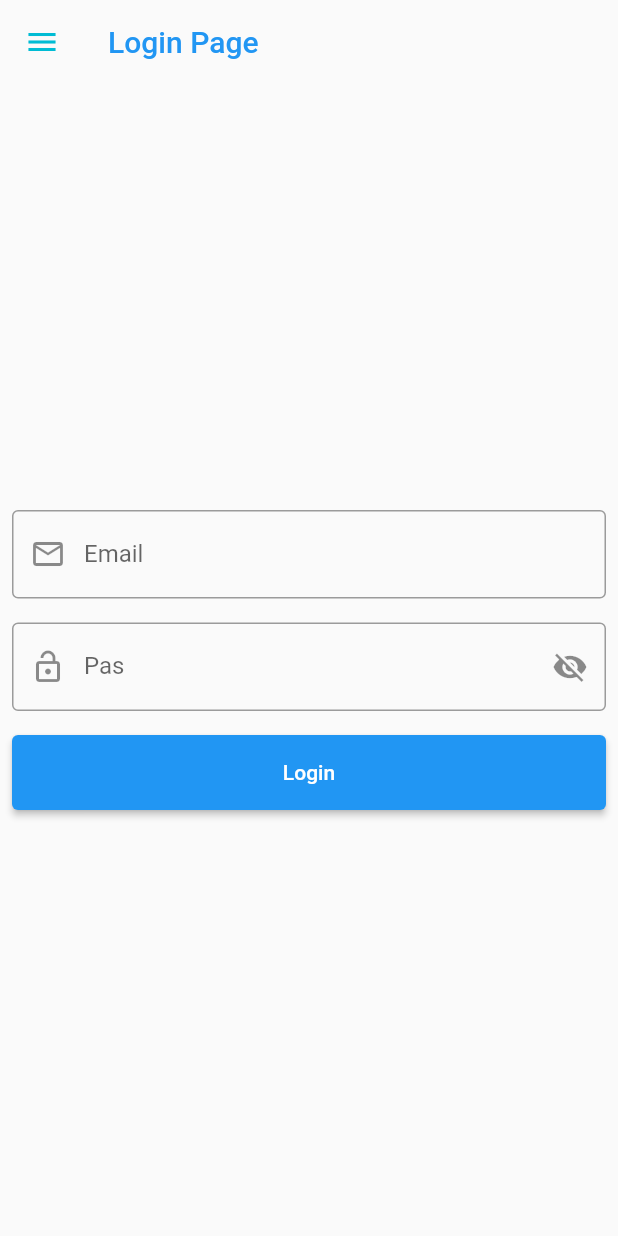
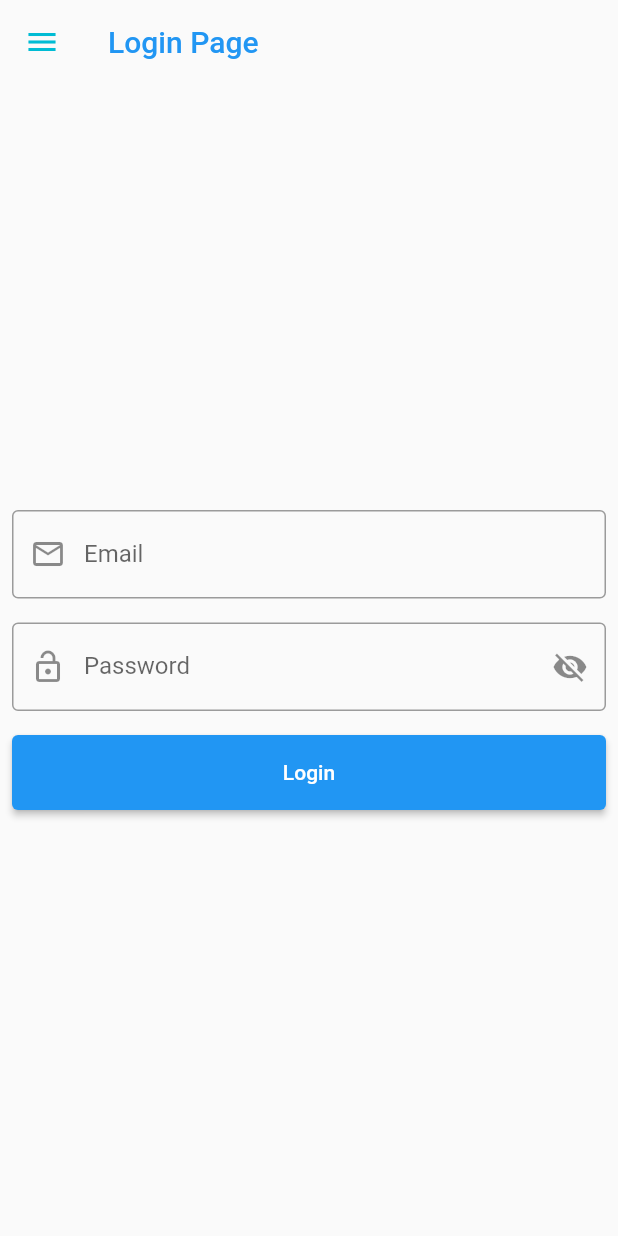
Before and after one commit to BIPLOB-SHIL/Ostad_Flutter_Batch_03-My_Practice, a Flutter app: the screen it shows after launch, on a phone screen of 412 x 824 dp. Run offline on Flutter 3.47's test engine with Material 2 defaults, Android fonts, the phone set to English and light mode, and no system bars.

Commit message:
Third commit

```diff
--- a/lib/main.dart
+++ b/lib/main.dart
@@ -92,7 +92,7 @@ class _MyHomeState extends State<MyHome> {
                   keyboardType: TextInputType.phone,
                   obscureText: _isVisible,
                   decoration: InputDecoration(
-                      labelText: "Pas",
+                      labelText: "Password",
                       border: const OutlineInputBorder(),
                       prefixIcon: const Icon(Icons.lock_open_outlined),
                       suffixIcon: IconButton(onPressed: ()
```
